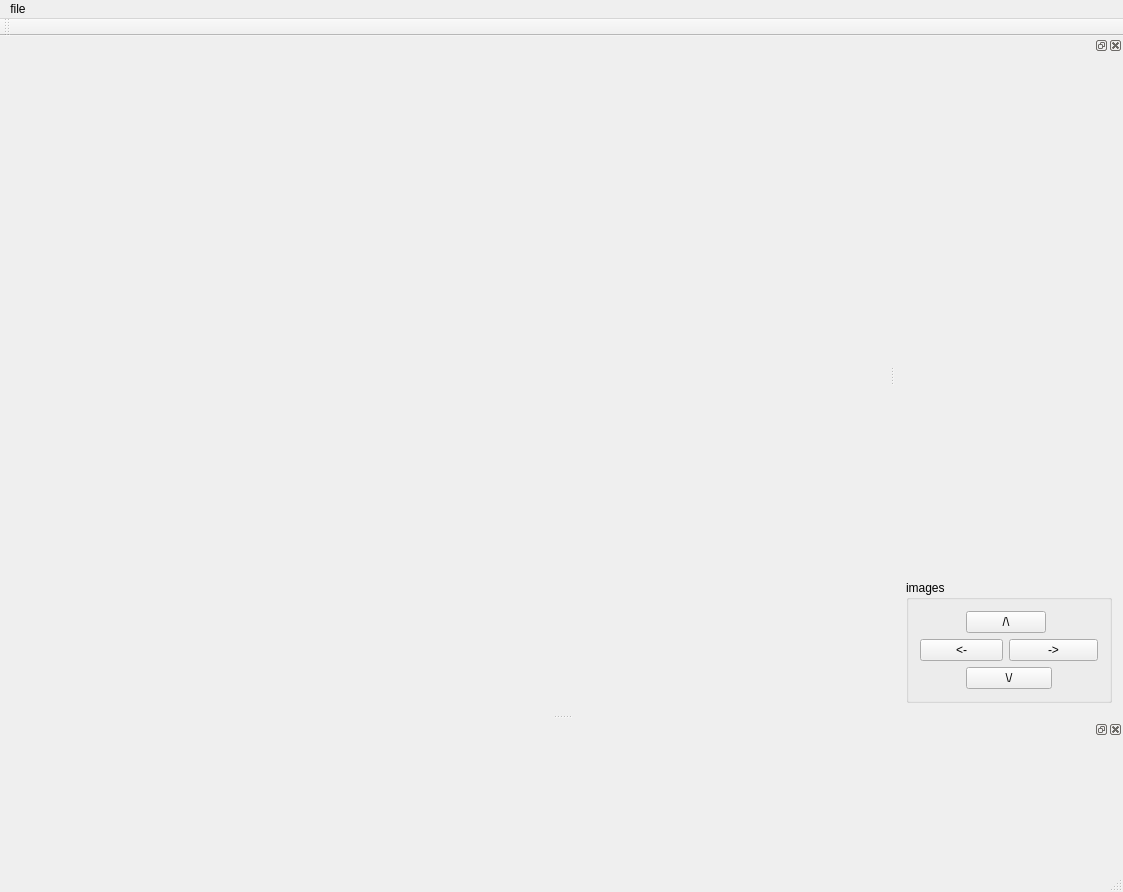
Qt form patternlabelui.ui (dolphin-li/PatternLabel) before a commit.
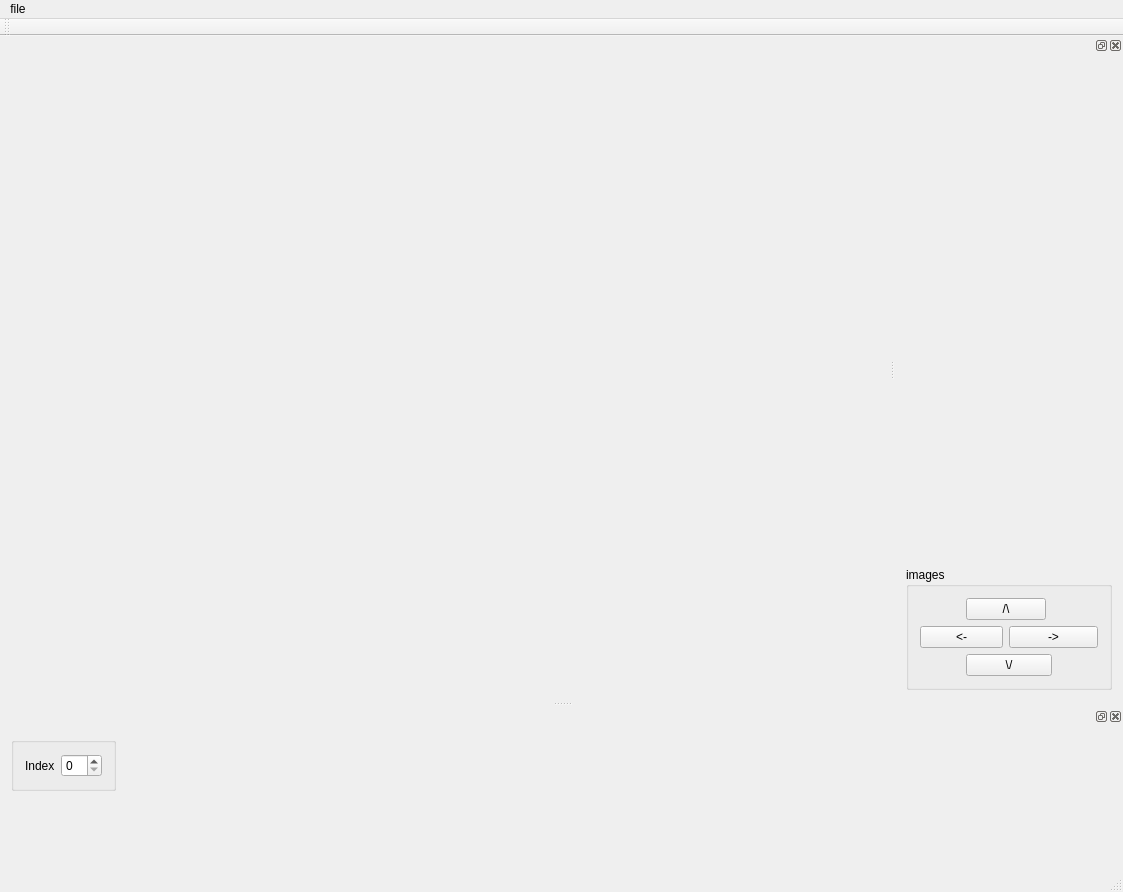
The same form after that commit. Custom widgets are drawn as their Qt base class.

```diff
--- a/patternlabelui.ui
+++ b/patternlabelui.ui
@@ -180,14 +180,62 @@
   <widget class="QDockWidget" name="dockWidgetBottom">
    <property name="minimumSize">
     <size>
-     <width>80</width>
+     <width>115</width>
      <height>150</height>
     </size>
    </property>
    <attribute name="dockWidgetArea">
     <number>8</number>
    </attribute>
-   <widget class="QWidget" name="dockWidgetContentsBottom"/>
+   <widget class="QWidget" name="dockWidgetContentsBottom">
+    <layout class="QGridLayout" name="gridLayout_5">
+     <item row="0" column="0">
+      <widget class="QGroupBox" name="groupBox_2">
+       <property name="title">
+        <string/>
+       </property>
+       <layout class="QGridLayout" name="gridLayout_4">
+        <item row="0" column="0">
+         <widget class="QLabel" name="label">
+          <property name="text">
+           <string>Index</string>
+          </property>
+         </widget>
+        </item>
+        <item row="0" column="1">
+         <widget class="QSpinBox" name="sbCurIndex"/>
+        </item>
+       </layout>
+      </widget>
+     </item>
+     <item row="0" column="1" rowspan="2">
+      <spacer name="horizontalSpacer_5">
+       <property name="orientation">
+        <enum>Qt::Horizontal</enum>
+       </property>
+       <property name="sizeHint" stdset="0">
+        <size>
+         <width>1005</width>
+         <height>20</height>
+        </size>
+       </property>
+      </spacer>
+     </item>
+     <item row="1" column="0">
+      <spacer name="verticalSpacer_2">
+       <property name="orientation">
+        <enum>Qt::Vertical</enum>
+       </property>
+       <property name="sizeHint" stdset="0">
+        <size>
+         <width>20</width>
+         <height>68</height>
+        </size>
+       </property>
+      </spacer>
+     </item>
+    </layout>
+   </widget>
   </widget>
   <action name="actionLoad_image_list">
    <property name="text">
```
